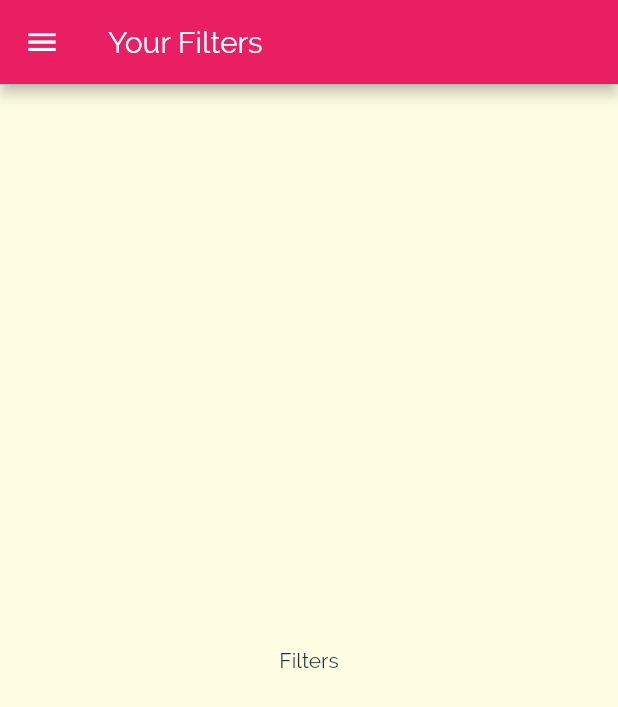
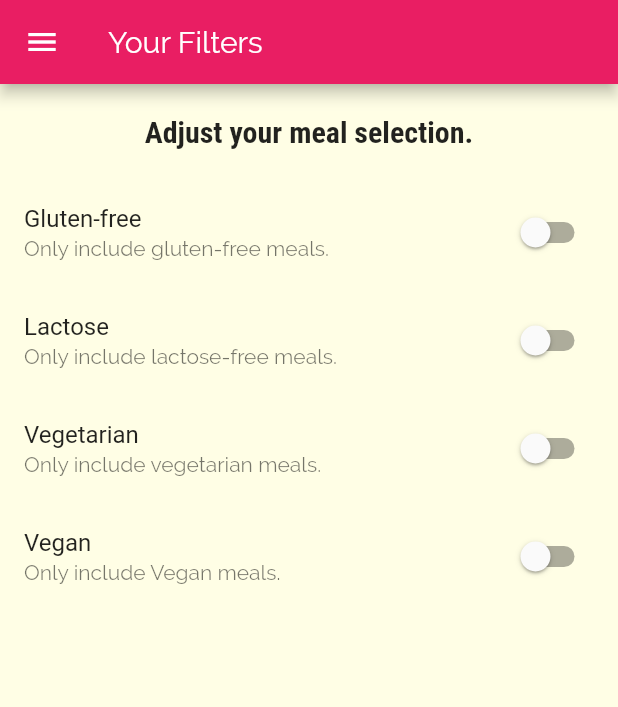
Before and after one commit to myamann/Meals-App-Flutter, a Flutter app: the FiltersScreen screen opened by its route, on a phone screen of 412 x 824 dp. Shown: the top 707 px of the screen. Run offline on Flutter 3.47's test engine with Material 2 defaults, Android fonts, the phone set to English and light mode, and no system bars.

Commit message:
filter switches added

```diff
--- a/lib/screens/filters_screen.dart
+++ b/lib/screens/filters_screen.dart
@@ -1,19 +1,93 @@
 import 'package:flutter/material.dart';
 import '../widgets/main_drawer.dart';
 
-class FiltersScreen extends StatelessWidget {
+class FiltersScreen extends StatefulWidget {
   static const routeName = '/filters';
+
+  @override
+  _FiltersScreenState createState() => _FiltersScreenState();
+}
+
+class _FiltersScreenState extends State<FiltersScreen> {
+  var _glutenFree = false;
+  var _vegetarian = false;
+  var _vegan = false;
+  var _lactoseFree = false;
+
+  Widget _buildSwitchListTile(String title, String description,
+      bool currentValue, Function(bool) updateValue) {
+    return SwitchListTile(
+      title: Text(title),
+      value: currentValue,
+      subtitle: Text(
+        description,
+      ),
+      onChanged: updateValue,
+    );
+  }
 
   @override
   Widget build(BuildContext context) {
     return Scaffold(
-      appBar: AppBar(
-        title: Text('Your Filters'),
-      ),
-      drawer: MainDrawer(),
-      body: Center(
-        child: Text('Filters'),
-      ),
-    );
+        appBar: AppBar(
+          title: Text('Your Filters'),
+        ),
+        drawer: MainDrawer(),
+        body: Column(
+          children: <Widget>[
+            Container(
+              padding: EdgeInsets.all(20),
+              child: Text(
+                'Adjust your meal selection.',
+                style: Theme.of(context).textTheme.title,
+              ),
+            ),
+            Expanded(
+                child: ListView(
+              children: <Widget>[
+                _buildSwitchListTile(
+                  'Gluten-free',
+                  'Only include gluten-free meals.',
+                  _glutenFree,
+                  (newValue) {
+                    setState(() {
+                      _glutenFree = newValue;
+                    });
+                  },
+                ),
+                _buildSwitchListTile(
+                  'Lactose',
+                  'Only include lactose-free meals.',
+                  _lactoseFree,
+                  (newValue) {
+                    setState(() {
+                      _lactoseFree = newValue;
+                    });
+                  },
+                ),
+                _buildSwitchListTile(
+                  'Vegetarian',
+                  'Only include vegetarian meals.',
+                  _vegetarian,
+                  (newValue) {
+                    setState(() {
+                      _vegetarian = newValue;
+                    });
+                  },
+                ),
+                _buildSwitchListTile(
+                  'Vegan',
+                  'Only include Vegan meals.',
+                  _vegan,
+                  (newValue) {
+                    setState(() {
+                      _vegan = newValue;
+                    });
+                  },
+                ),
+              ],
+            ))
+          ],
+        ));
   }
 }
```
